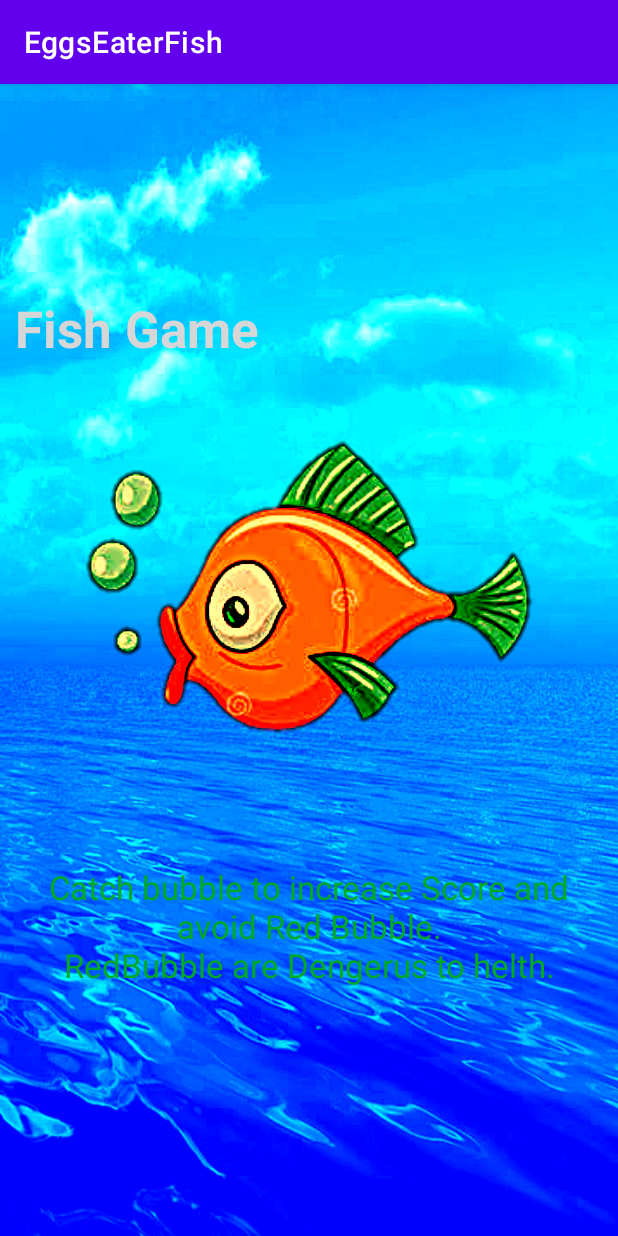
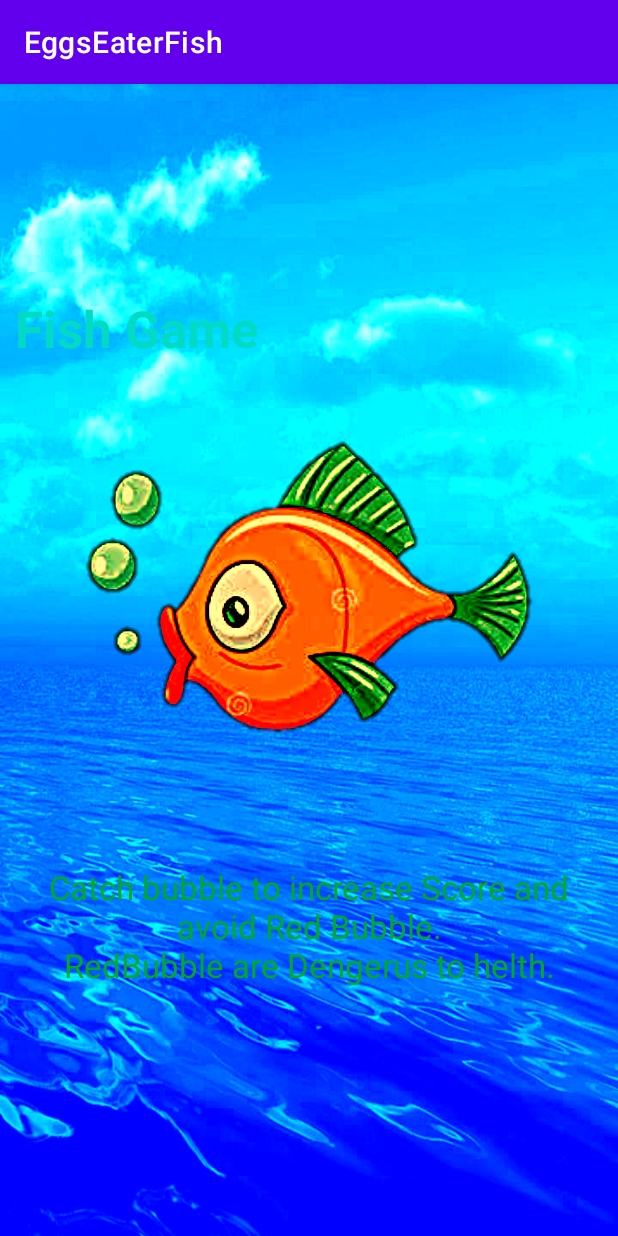
Before and after one commit to ShivaShirsath/Flying-Fish, an Android app: the screen it shows after launch (SplashScreen), on a phone screen of 412 x 824 dp. Run offline under Robolectric (Android 15) with nearby library versions, the phone set to English and light mode, and no system bars.

Commit message:
Update activity_splash.xml

```diff
--- a/app/src/main/res/layout/activity_splash.xml
+++ b/app/src/main/res/layout/activity_splash.xml
@@ -26,7 +26,7 @@
 		android:layout_alignParentStart="true"
 		android:layout_alignParentTop="true"
 		android:layout_marginTop="130dp"
-		android:textColor="@color/colorAccent"
+		android:textColor="@color/teal_200"
 		android:textSize="34sp"
 		android:textStyle="bold"/>
 
```
